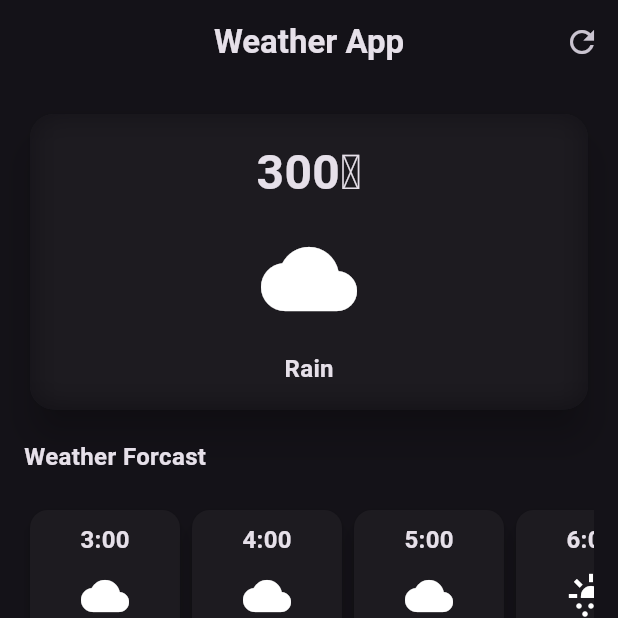
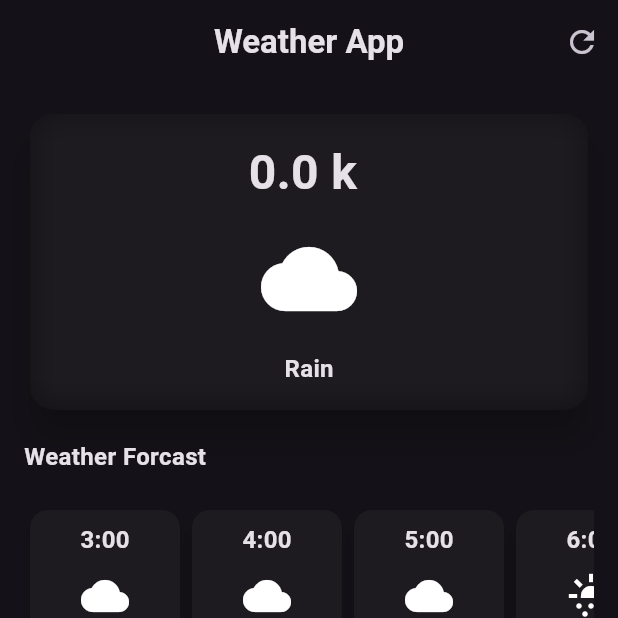
Before and after one commit to ashokstha61/weather_app, a Flutter app: the screen it shows after launch, on a phone screen of 412 x 824 dp, the top half of it. Run offline on Flutter 3.47's test engine with Material 2 defaults, Android fonts, the phone set to English and light mode, and no system bars; network calls fail.

```diff
--- /dev/null
+++ b/lib/secret.dart
@@ -0,0 +1 @@
+const openApiKey = '672ecfe59fe88c091b809d6aac82f1f0';
--- a/lib/weather_screen.dart
+++ b/lib/weather_screen.dart
@@ -1,11 +1,46 @@
+import 'dart:convert';
 import 'dart:ui';
 
 import 'package:flutter/material.dart';
+import 'package:http/http.dart' as http;
 import 'package:weather_app/additional_information.dart';
 import 'package:weather_app/hourly_forcast_item.dart';
+import 'package:weather_app/secret.dart';
 
-class WeatherScreen extends StatelessWidget {
+class WeatherScreen extends StatefulWidget {
   const WeatherScreen({super.key});
+
+  @override
+  State<WeatherScreen> createState() => _WeatherScreenState();
+}
+
+class _WeatherScreenState extends State<WeatherScreen> {
+  double temp = 0;
+  void initState() {
+    super.initState();
+    getCurrentWeather();
+  }
+
+  Future getCurrentWeather() async {
+    try {
+      String cityName = 'London';
+
+      final res = await http.get(
+        Uri.parse(
+            'https://api.openweathermap.org/data/2.5/weather?q=$cityName,uk&APPID=$openApiKey'),
+      );
+      final data = jsonDecode(res.body);
+
+      if (data['cod'] != '200') {
+        throw 'error occured';
+      }
+      setState(() {
+        temp = data['list'][0]['main']['temp'];
+      });
+    } catch (e) {
+      throw e.toString();
+    }
+  }
 
   @override
   Widget build(BuildContext context) {
@@ -45,12 +80,12 @@ class WeatherScreen extends StatelessWidget {
                       sigmaX: 10,
                       sigmaY: 10,
                     ),
-                    child: const Padding(
+                    child: Padding(
                       padding: const EdgeInsets.all(16.0),
                       child: Column(
                         children: [
                           Text(
-                            '300℉',
+                            '$temp k ',
                             style: TextStyle(
                                 fontSize: 32, fontWeight: FontWeight.bold),
                           ),
--- a/pubspec.yaml
+++ b/pubspec.yaml
@@ -30,7 +30,7 @@ environment:
 dependencies:
   flutter:
     sdk: flutter
-
+  http: ^1.1.0
 
   # The following adds the Cupertino Icons font to your application.
   # Use with the CupertinoIcons class for iOS style icons.
```
Also changed, not shown: pubspec.lock.
